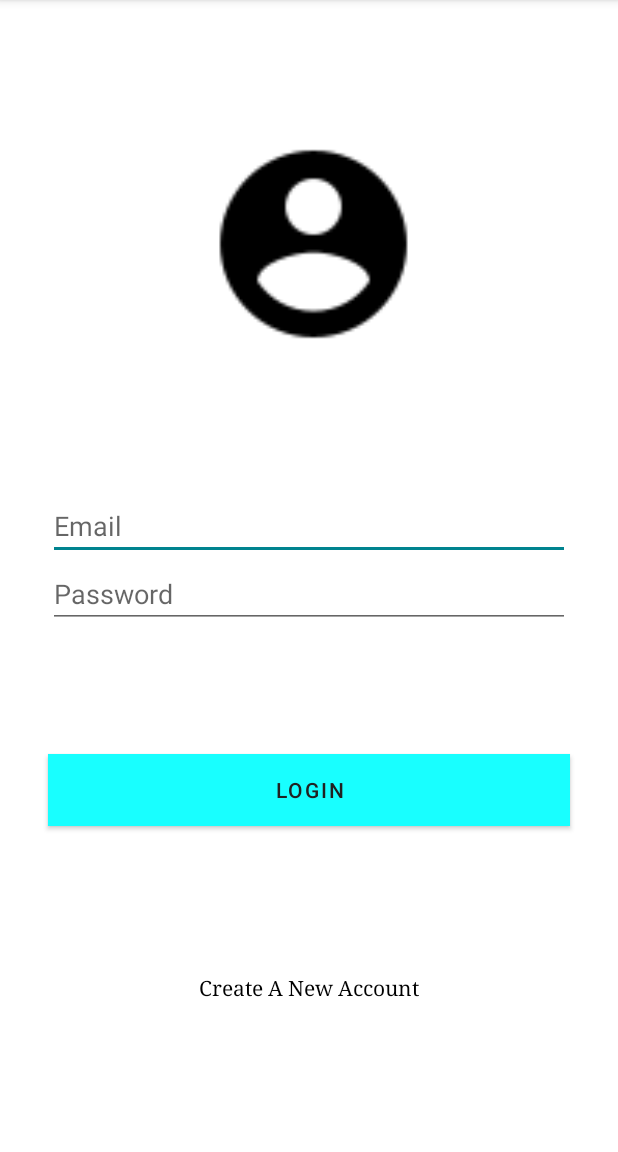
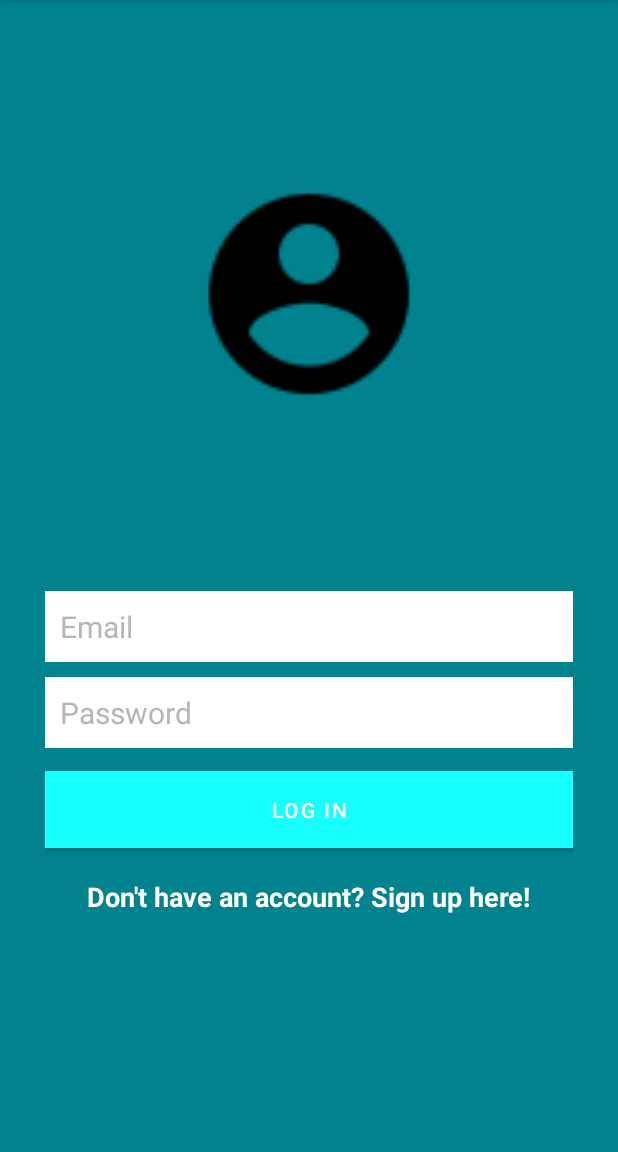
Before and after one commit to clarelimo/Water-Records, an Android app: the LoginActivity screen opened directly, with no data from a screen before it, on a phone screen of 412 x 824 dp, the part 84-1236 px from its top. Run offline under Robolectric (Android 15) with nearby library versions, the phone set to English and light mode, and no system bars; our stand-ins replace ButterKnife; Roboto replaces fonts that are not available here.

Commit message:
login layout updated

```diff
--- a/app/src/main/res/layout/activity_login.xml
+++ b/app/src/main/res/layout/activity_login.xml
@@ -1,84 +1,80 @@
 <?xml version="1.0" encoding="utf-8"?>
-<androidx.constraintlayout.widget.ConstraintLayout xmlns:android="http://schemas.android.com/apk/res/android"
+<RelativeLayout xmlns:android="http://schemas.android.com/apk/res/android"
     xmlns:app="http://schemas.android.com/apk/res-auto"
-    xmlns:tools="http://schemas.android.com/tools"
     android:layout_width="match_parent"
-    android:layout_height="match_parent">
+    android:layout_height="match_parent"
+    android:background="@color/colorAccent">
 
-    <Button
-        android:id="@+id/loginButton"
-        android:layout_width="0dp"
-        android:layout_height="wrap_content"
-        android:layout_marginStart="32dp"
-        android:layout_marginEnd="32dp"
-        android:background="@color/colorPrimaryText"
-        android:text="Login"
-        android:textColor="@color/colorPrimaryText"
-        app:layout_constraintBottom_toBottomOf="parent"
-        app:layout_constraintEnd_toEndOf="parent"
-        app:layout_constraintHorizontal_bias="0.0"
-        app:layout_constraintStart_toStartOf="parent"
-        app:layout_constraintTop_toBottomOf="@+id/editTextTextPassword"
-        app:layout_constraintVertical_bias="0.279" />
+    <LinearLayout
+        android:id="@+id/linearLayout"
+        android:layout_width="match_parent"
+        android:layout_height="374dp"
+        android:layout_alignParentBottom="true"
+        android:layout_marginBottom="30dp"
+        android:orientation="vertical"
+        android:padding="30dp">
 
-    <EditText
-        android:id="@+id/editTextTextEmailAddress"
-        android:layout_width="0dp"
-        android:layout_height="wrap_content"
-        android:layout_marginStart="32dp"
-        android:layout_marginTop="328dp"
-        android:layout_marginEnd="32dp"
-        android:ems="10"
-        android:hint="Email"
-        android:inputType="textEmailAddress"
-        app:layout_constraintEnd_toEndOf="parent"
-        app:layout_constraintHorizontal_bias="0.0"
-        app:layout_constraintStart_toStartOf="parent"
-        app:layout_constraintTop_toTopOf="parent" />
+        <EditText
+            android:id="@+id/emailEditText"
+            android:layout_width="match_parent"
+            android:layout_height="wrap_content"
+            android:layout_marginBottom="10dp"
+            android:background="@android:color/white"
+            android:hint="Email"
+            android:inputType="textEmailAddress"
+            android:nextFocusDown="@+id/passwordEditText"
+            android:padding="10dp"
+            android:textColor="@android:color/black"
+            android:textColorHint="@color/colorDivider"
+            android:textSize="20sp" />
 
-    <EditText
-        android:id="@+id/editTextTextPassword"
-        android:layout_width="0dp"
-        android:layout_height="wrap_content"
-        android:layout_marginStart="32dp"
-        android:layout_marginEnd="32dp"
-        android:ems="10"
-        android:hint="Password"
-        android:inputType="textPassword"
-        app:layout_constraintEnd_toEndOf="parent"
-        app:layout_constraintHorizontal_bias="0.0"
-        app:layout_constraintStart_toStartOf="parent"
-        app:layout_constraintTop_toBottomOf="@+id/editTextTextEmailAddress" />
+        <EditText
+            android:id="@+id/passwordEditText"
+            android:layout_width="match_parent"
+            android:layout_height="wrap_content"
+            android:background="@android:color/white"
+            android:hint="Password"
+            android:inputType="textPassword"
+            android:nextFocusDown="@+id/passwordEditText"
+            android:padding="10dp"
+            android:textColor="@android:color/black"
+            android:textColorHint="@color/colorDivider"
+            android:textSize="20sp" />
 
-    <TextView
-        android:id="@+id/txtnewuser"
-        android:layout_width="wrap_content"
-        android:layout_height="wrap_content"
-        android:layout_below="@+id/loginButton"
-        android:layout_centerHorizontal="true"
-        android:layout_marginTop="44dp"
-        android:fontFamily="serif"
-        android:text="Create A New Account"
-        android:textColor="@android:color/black"
-        android:textSize="14sp"
-        app:layout_constraintBottom_toBottomOf="parent"
-        app:layout_constraintEnd_toEndOf="parent"
-        app:layout_constraintHorizontal_bias="0.501"
-        app:layout_constraintStart_toStartOf="parent"
-        app:layout_constraintTop_toBottomOf="@+id/loginButton"
-        app:layout_constraintVertical_bias="0.351" />
+
+        <Button
+            android:id="@+id/loginButton"
+            android:layout_width="match_parent"
+            android:layout_height="wrap_content"
+            android:layout_marginTop="15dp"
+            android:background="@color/colorAccent"
+            android:padding="10dp"
+            android:text="Log in"
+            android:textColor="@color/colorTextIcons" />
+
+        <TextView
+            android:id="@+id/registerTextView"
+            android:layout_width="wrap_content"
+            android:layout_height="wrap_content"
+            android:layout_gravity="center_horizontal"
+            android:layout_marginTop="20dp"
+            android:text="Don't have an account? Sign up here!"
+            android:textColor="@color/colorTextIcons"
+            android:textSize="18sp"
+            android:textStyle="bold" />
+
+    </LinearLayout>
 
     <ImageView
-        android:id="@+id/profilePicture"
-        android:layout_width="155dp"
-        android:layout_height="149dp"
-        android:layout_marginTop="88dp"
-        android:scaleType="fitCenter"
-        app:layout_constraintEnd_toEndOf="parent"
-        app:layout_constraintHorizontal_bias="0.511"
-        app:layout_constraintStart_toStartOf="parent"
-        app:layout_constraintTop_toTopOf="parent"
+        android:id="@+id/imageView2"
+        android:layout_width="wrap_content"
+        android:layout_height="160dp"
+        android:layout_alignParentStart="true"
+        android:layout_alignParentTop="true"
+        android:layout_alignParentEnd="true"
+        android:layout_marginStart="68dp"
+        android:layout_marginTop="116dp"
+        android:layout_marginEnd="68dp"
         app:srcCompat="@drawable/baseline_account_circle_black_48" />
 
-
-</androidx.constraintlayout.widget.ConstraintLayout>
+</RelativeLayout>
```
